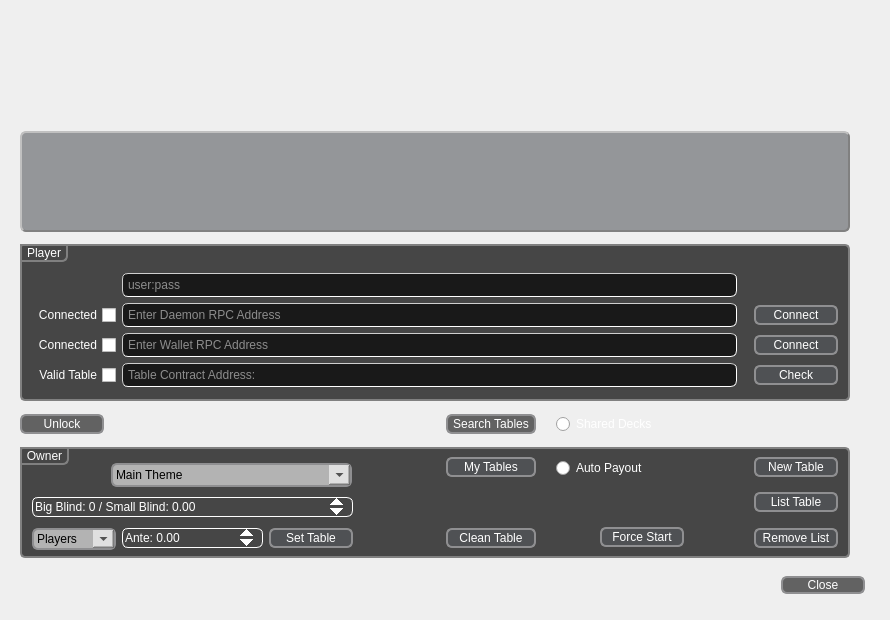
Old version of the form Holdero/menu.ui in the repository SixofClubsss/Dero-Poker-Table.
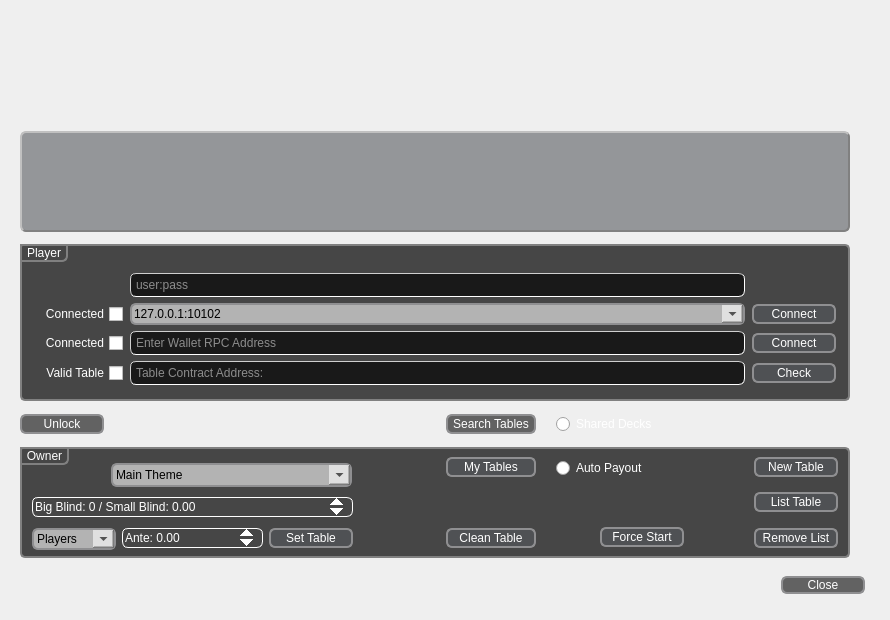
New version of the form. Icons and pictures are not drawn.

The edit to the form file:
```diff
--- a/Holdero/menu.ui
+++ b/Holdero/menu.ui
@@ -381,26 +381,7 @@
      <property name="title">
       <string>Player</string>
      </property>
-     <layout class="QGridLayout" name="gridLayout_3">
-      <item row="1" column="3">
-       <widget class="QPushButton" name="daemonRPCbutton">
-        <property name="minimumSize">
-         <size>
-          <width>84</width>
-          <height>20</height>
-         </size>
-        </property>
-        <property name="maximumSize">
-         <size>
-          <width>84</width>
-          <height>20</height>
-         </size>
-        </property>
-        <property name="text">
-         <string>Connect</string>
-        </property>
-       </widget>
-      </item>
+     <layout class="QGridLayout" name="gridLayout">
       <item row="0" column="1">
        <widget class="QLineEdit" name="userpassInput">
         <property name="minimumSize">
@@ -435,8 +416,137 @@
         </property>
        </widget>
       </item>
-      <item row="1" column="1" colspan="2">
-       <widget class="QLineEdit" name="daemonRPCinput">
+      <item row="1" column="0">
+       <widget class="QCheckBox" name="daemonConnectedBox">
+        <property name="enabled">
+         <bool>true</bool>
+        </property>
+        <property name="maximumSize">
+         <size>
+          <width>90</width>
+          <height>16777215</height>
+         </size>
+        </property>
+        <property name="focusPolicy">
+         <enum>Qt::NoFocus</enum>
+        </property>
+        <property name="layoutDirection">
+         <enum>Qt::RightToLeft</enum>
+        </property>
+        <property name="styleSheet">
+         <string notr="true">QCheckBox {
+	color: rgb(255, 255, 255);
+}</string>
+        </property>
+        <property name="text">
+         <string>Connected</string>
+        </property>
+        <property name="checkable">
+         <bool>true</bool>
+        </property>
+        <property name="autoExclusive">
+         <bool>false</bool>
+        </property>
+       </widget>
+      </item>
+      <item row="1" column="1">
+       <widget class="QComboBox" name="daemonRPCinput">
+        <property name="minimumSize">
+         <size>
+          <width>84</width>
+          <height>22</height>
+         </size>
+        </property>
+        <property name="maximumSize">
+         <size>
+          <width>615</width>
+          <height>22</height>
+         </size>
+        </property>
+        <property name="styleSheet">
+         <string notr="true">QComboBox {
+	color: rgb(0, 0, 0);
+}</string>
+        </property>
+        <property name="editable">
+         <bool>true</bool>
+        </property>
+        <item>
+         <property name="text">
+          <string>127.0.0.1:10102</string>
+         </property>
+        </item>
+        <item>
+         <property name="text">
+          <string>derostats.io:10102</string>
+         </property>
+        </item>
+        <item>
+         <property name="text">
+          <string>https://dero-node.mysrv.cloud</string>
+         </property>
+        </item>
+        <item>
+         <property name="text">
+          <string/>
+         </property>
+        </item>
+       </widget>
+      </item>
+      <item row="1" column="2">
+       <widget class="QPushButton" name="daemonRPCbutton">
+        <property name="minimumSize">
+         <size>
+          <width>84</width>
+          <height>20</height>
+         </size>
+        </property>
+        <property name="maximumSize">
+         <size>
+          <width>84</width>
+          <height>20</height>
+         </size>
+        </property>
+        <property name="text">
+         <string>Connect</string>
+        </property>
+       </widget>
+      </item>
+      <item row="2" column="0">
+       <widget class="QCheckBox" name="walletConnectedBox">
+        <property name="enabled">
+         <bool>true</bool>
+        </property>
+        <property name="maximumSize">
+         <size>
+          <width>90</width>
+          <height>16777215</height>
+         </size>
+        </property>
+        <property name="focusPolicy">
+         <enum>Qt::NoFocus</enum>
+        </property>
+        <property name="layoutDirection">
+         <enum>Qt::RightToLeft</enum>
+        </property>
+        <property name="styleSheet">
+         <string notr="true">QCheckBox {
+	color: rgb(255, 255, 255);
+}</string>
+        </property>
+        <property name="text">
+         <string>Connected</string>
+        </property>
+        <property name="checkable">
+         <bool>true</bool>
+        </property>
+        <property name="autoExclusive">
+         <bool>false</bool>
+        </property>
+       </widget>
+      </item>
+      <item row="2" column="1">
+       <widget class="QLineEdit" name="walletRPCinput">
         <property name="minimumSize">
          <size>
           <width>615</width>
@@ -453,7 +563,29 @@
          <string/>
         </property>
         <property name="placeholderText">
-         <string>Enter Daemon RPC Address</string>
+         <string>Enter Wallet RPC Address</string>
+        </property>
+       </widget>
+      </item>
+      <item row="2" column="2">
+       <widget class="QPushButton" name="walletRPCbutton">
+        <property name="minimumSize">
+         <size>
+          <width>84</width>
+          <height>20</height>
+         </size>
+        </property>
+        <property name="maximumSize">
+         <size>
+          <width>84</width>
+          <height>20</height>
+         </size>
+        </property>
+        <property name="styleSheet">
+         <string notr="true"/>
+        </property>
+        <property name="text">
+         <string>Connect</string>
         </property>
        </widget>
       </item>
@@ -481,40 +613,7 @@
         </property>
        </widget>
       </item>
-      <item row="2" column="0">
-       <widget class="QCheckBox" name="walletConnectedBox">
-        <property name="enabled">
-         <bool>true</bool>
-        </property>
-        <property name="maximumSize">
-         <size>
-          <width>90</width>
-          <height>16777215</height>
-         </size>
-        </property>
-        <property name="focusPolicy">
-         <enum>Qt::NoFocus</enum>
-        </property>
-        <property name="layoutDirection">
-         <enum>Qt::RightToLeft</enum>
-        </property>
-        <property name="styleSheet">
-         <string notr="true">QCheckBox {
-	color: rgb(255, 255, 255);
-}</string>
-        </property>
-        <property name="text">
-         <string>Connected</string>
-        </property>
-        <property name="checkable">
-         <bool>true</bool>
-        </property>
-        <property name="autoExclusive">
-         <bool>false</bool>
-        </property>
-       </widget>
-      </item>
-      <item row="3" column="1" colspan="2">
+      <item row="3" column="1">
        <widget class="QLineEdit" name="contractLineEdit">
         <property name="minimumSize">
          <size>
@@ -536,29 +635,7 @@
         </property>
        </widget>
       </item>
-      <item row="2" column="1" colspan="2">
-       <widget class="QLineEdit" name="walletRPCinput">
-        <property name="minimumSize">
-         <size>
-          <width>615</width>
-          <height>24</height>
-         </size>
-        </property>
-        <property name="maximumSize">
-         <size>
-          <width>615</width>
-          <height>24</height>
-         </size>
-        </property>
-        <property name="text">
-         <string/>
-        </property>
-        <property name="placeholderText">
-         <string>Enter Wallet RPC Address</string>
-        </property>
-       </widget>
-      </item>
-      <item row="3" column="3">
+      <item row="3" column="2">
        <widget class="QPushButton" name="contractButton">
         <property name="minimumSize">
          <size>
@@ -583,61 +660,6 @@
         </property>
        </widget>
       </item>
-      <item row="1" column="0">
-       <widget class="QCheckBox" name="daemonConnectedBox">
-        <property name="enabled">
-         <bool>true</bool>
-        </property>
-        <property name="maximumSize">
-         <size>
-          <width>90</width>
-          <height>16777215</height>
-         </size>
-        </property>
-        <property name="focusPolicy">
-         <enum>Qt::NoFocus</enum>
-        </property>
-        <property name="layoutDirection">
-         <enum>Qt::RightToLeft</enum>
-        </property>
-        <property name="styleSheet">
-         <string notr="true">QCheckBox {
-	color: rgb(255, 255, 255);
-}</string>
-        </property>
-        <property name="text">
-         <string>Connected</string>
-        </property>
-        <property name="checkable">
-         <bool>true</bool>
-        </property>
-        <property name="autoExclusive">
-         <bool>false</bool>
-        </property>
-       </widget>
-      </item>
-      <item row="2" column="3">
-       <widget class="QPushButton" name="walletRPCbutton">
-        <property name="minimumSize">
-         <size>
-          <width>84</width>
-          <height>20</height>
-         </size>
-        </property>
-        <property name="maximumSize">
-         <size>
-          <width>84</width>
-          <height>20</height>
-         </size>
-        </property>
-        <property name="styleSheet">
-         <string notr="true"/>
-        </property>
-        <property name="text">
-         <string>Connect</string>
-        </property>
-       </widget>
-      </item>
      </layout>
     </widget>
    </item>
```
Left out of the diff: 1 changed line with no effect on the pictures.
